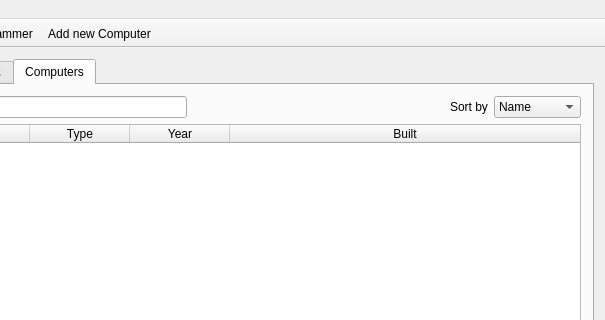
Above: mainwindow.ui from DORB/Verkur3GUI before the change; both pictures show x 95 to 700 and y 0 to 320 of the 700 by 599 pixel window. Below: the same form after it.
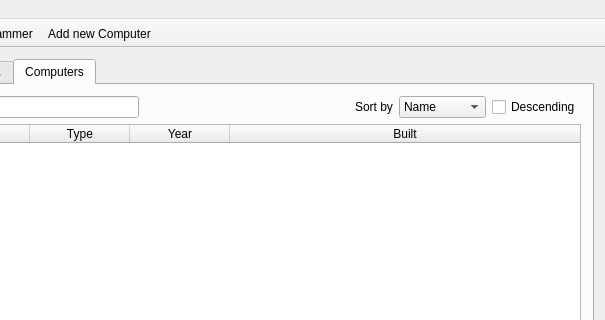
That is the form after the change. Icons and pictures are not drawn.

Commit message: Bætti við descending order fyrir Computers

```diff
--- a/mainwindow.ui
+++ b/mainwindow.ui
@@ -257,6 +257,13 @@
               </item>
              </widget>
             </item>
+            <item>
+             <widget class="QCheckBox" name="checkbox_computers_descending">
+              <property name="text">
+               <string>Descending</string>
+              </property>
+             </widget>
+            </item>
            </layout>
           </item>
           <item>
```
The commit also changes 10 other files.
